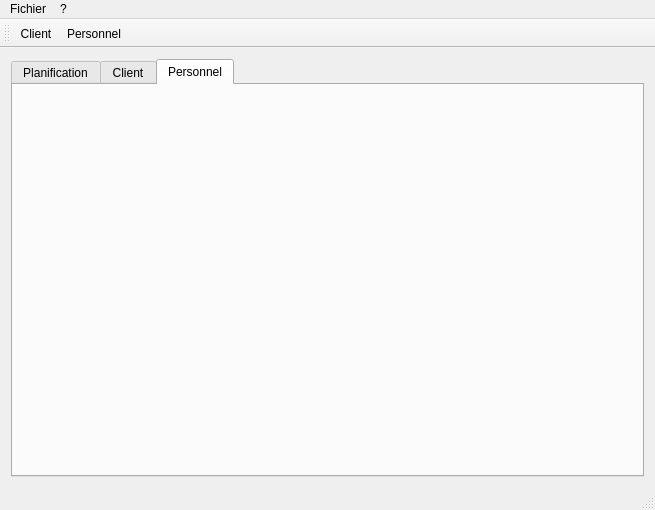
The window that AppliQt/Vue/mainwindow.ui (JermanKell/PRJ_TP_Qt) describes before a commit, drawn with Qt 5.
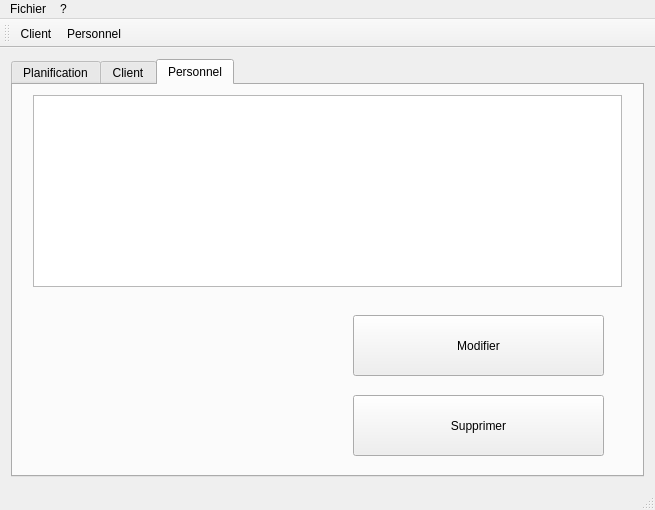
The same window after the commit. The open tabs and pages were chosen to show the change. Icons and pictures are not drawn.

The edit to the form file:
```diff
--- a/AppliQt/Vue/mainwindow.ui
+++ b/AppliQt/Vue/mainwindow.ui
@@ -252,6 +252,42 @@
          <attribute name="title">
           <string>Personnel</string>
          </attribute>
+         <widget class="QTreeView" name="PersView">
+          <property name="geometry">
+           <rect>
+            <x>20</x>
+            <y>10</y>
+            <width>589</width>
+            <height>192</height>
+           </rect>
+          </property>
+         </widget>
+         <widget class="QPushButton" name="PersSup">
+          <property name="geometry">
+           <rect>
+            <x>340</x>
+            <y>310</y>
+            <width>251</width>
+            <height>61</height>
+           </rect>
+          </property>
+          <property name="text">
+           <string>Supprimer</string>
+          </property>
+         </widget>
+         <widget class="QPushButton" name="PersModif">
+          <property name="geometry">
+           <rect>
+            <x>340</x>
+            <y>230</y>
+            <width>251</width>
+            <height>61</height>
+           </rect>
+          </property>
+          <property name="text">
+           <string>Modifier</string>
+          </property>
+         </widget>
         </widget>
        </widget>
       </item>
```
Left out of the diff: 2 changed lines with no effect on the pictures.
